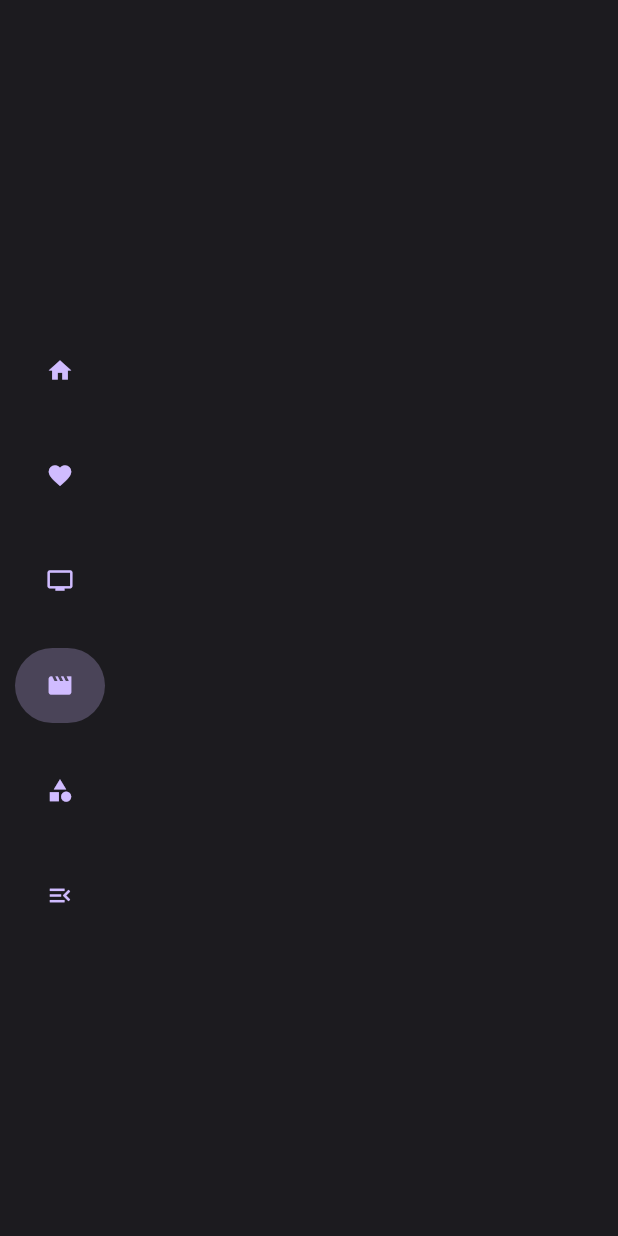
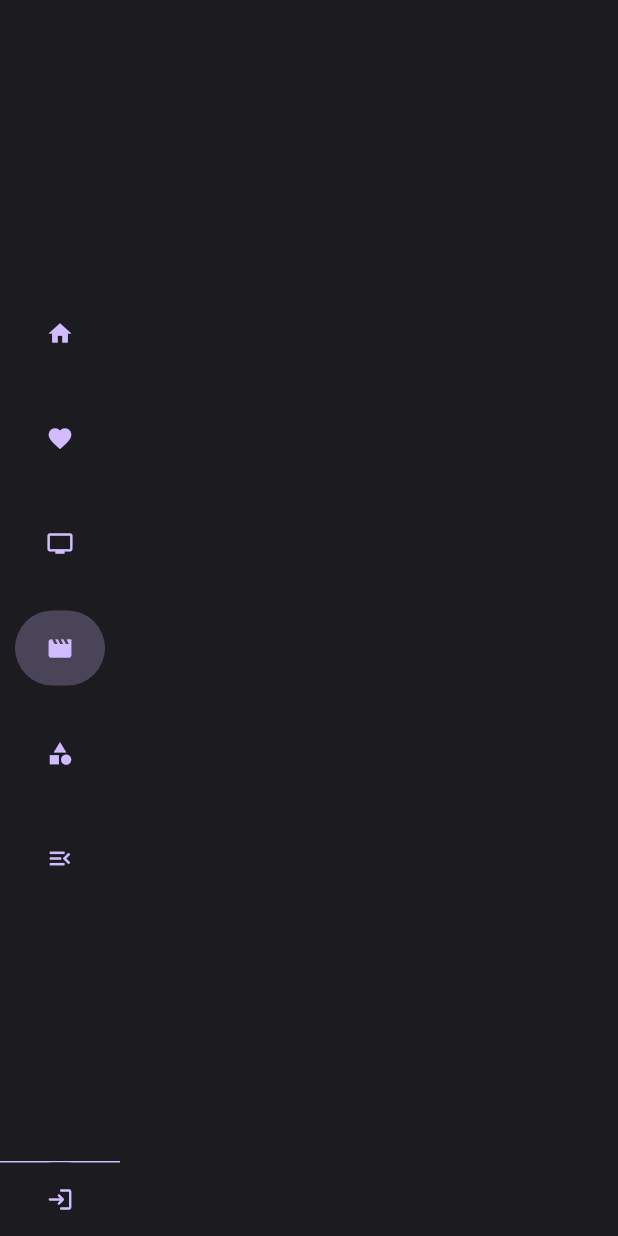
Before and after one commit to ardyhim/flutter_themoviedb, a Flutter app: the MoviePage screen opened by its route, on a phone screen of 412 x 824 dp. Run offline on Flutter 3.47's test engine with Material 2 defaults, Android fonts, the phone set to English and light mode, and no system bars; our stand-ins replace flutter_riverpod, go_router, shimmer; missing offline and left inert: tmdb_api; network calls fail.

Commit message:
login ui

```diff
--- a/lib/routes/router.dart
+++ b/lib/routes/router.dart
@@ -1,12 +1,18 @@
 import 'package:go_router/go_router.dart';
 
 import '../pages/home/home.dart';
+import '../pages/login/login.dart';
 import '../pages/movie/movie.dart';
 import '../pages/movie_detail/detail.dart';
 import '../pages/tv/tv.dart';
 
 final router = GoRouter(
   routes: [
+    GoRoute(
+      path: '/login',
+      name: "login",
+      builder: (context, state) => const LoginPage(),
+    ),
     GoRoute(
       path: '/',
       name: "home",
--- a/lib/shared/drawer_button.dart
+++ b/lib/shared/drawer_button.dart
@@ -26,9 +26,6 @@ class DrawerButton extends StatelessWidget {
 
   @override
   Widget build(BuildContext context) {
-    TextStyle labelText = Theme.of(context).textTheme.button!.copyWith(
-          color: Theme.of(context).colorScheme.onSurfaceVariant,
-        );
     return TextButton(
       onPressed: onPressed,
       style: ButtonStyle(
@@ -127,7 +124,8 @@ class DrawerButton extends StatelessWidget {
               child: Align(
                 alignment: Alignment.center,
                 child: Text(
-                  "$text center",
+                  "$text",
+                  style: Theme.of(context).textTheme.button,
                 ),
               ),
             ),
--- a/lib/shared/sidebar.dart
+++ b/lib/shared/sidebar.dart
@@ -25,6 +25,11 @@ class Sidebar extends ConsumerWidget {
           height: size.height,
           child: Container(
             color: Theme.of(context).colorScheme.surface,
+            // padding: const EdgeInsets.symmetric(horizontal: 10),
+            child: Column(
+              children: [
+                Expanded(
+                  child: Padding(
                     padding: const EdgeInsets.symmetric(horizontal: 10),
                     child: Column(
                       crossAxisAlignment: CrossAxisAlignment.stretch,
@@ -40,7 +45,8 @@ class Sidebar extends ConsumerWidget {
                             margin: const EdgeInsets.only(top: 20),
                             child: isSidebar
                                 ? DrawerButton(
-                            active: router.location == "/" ? true : false,
+                                    active:
+                                        router.location == "/" ? true : false,
                                     onPressed: () => router.goNamed("home"),
                                     text: "Home",
                                     icon: const Icon(
@@ -48,7 +54,8 @@ class Sidebar extends ConsumerWidget {
                                     ),
                                   )
                                 : CustomIconButton(
-                            active: router.location == "/" ? true : false,
+                                    active:
+                                        router.location == "/" ? true : false,
                                     icon: const Icon(Icons.home),
                                     onPressed: () => router.goNamed("home"),
                                   ),
@@ -62,8 +69,9 @@ class Sidebar extends ConsumerWidget {
                             margin: const EdgeInsets.only(top: 20),
                             child: isSidebar
                                 ? DrawerButton(
-                            active:
-                                router.location == "/favorite" ? true : false,
+                                    active: router.location == "/favorite"
+                                        ? true
+                                        : false,
                                     onPressed: () {
                                       router.goNamed(
                                         "detail_movie",
@@ -78,8 +86,9 @@ class Sidebar extends ConsumerWidget {
                                     ),
                                   )
                                 : CustomIconButton(
-                            active:
-                                router.location == "/favorite" ? true : false,
+                                    active: router.location == "/favorite"
+                                        ? true
+                                        : false,
                                     icon: const Icon(Icons.favorite),
                                     onPressed: () {
                                       router.goNamed(
@@ -100,7 +109,8 @@ class Sidebar extends ConsumerWidget {
                             margin: const EdgeInsets.only(top: 20),
                             child: isSidebar
                                 ? DrawerButton(
-                            active: router.location == "/tv" ? true : false,
+                                    active:
+                                        router.location == "/tv" ? true : false,
                                     onPressed: () {
                                       router.goNamed(
                                         "tv",
@@ -112,7 +122,8 @@ class Sidebar extends ConsumerWidget {
                                     ),
                                   )
                                 : CustomIconButton(
-                            active: router.location == "/tv" ? true : false,
+                                    active:
+                                        router.location == "/tv" ? true : false,
                                     icon: const Icon(Icons.tv),
                                     onPressed: () {
                                       router.goNamed("tv");
@@ -128,7 +139,9 @@ class Sidebar extends ConsumerWidget {
                             margin: const EdgeInsets.only(top: 20),
                             child: isSidebar
                                 ? DrawerButton(
-                            active: router.location == "/movies" ? true : false,
+                                    active: router.location == "/movies"
+                                        ? true
+                                        : false,
                                     onPressed: () => router.goNamed("movie"),
                                     text: "Movies",
                                     icon: const Icon(
@@ -136,7 +149,9 @@ class Sidebar extends ConsumerWidget {
                                     ),
                                   )
                                 : CustomIconButton(
-                            active: router.location == "/movies" ? true : false,
+                                    active: router.location == "/movies"
+                                        ? true
+                                        : false,
                                     icon: const Icon(Icons.movie),
                                     onPressed: () => router.goNamed("movie"),
                                   ),
@@ -150,8 +165,9 @@ class Sidebar extends ConsumerWidget {
                             margin: const EdgeInsets.only(top: 20),
                             child: isSidebar
                                 ? DrawerButton(
-                            active:
-                                router.location == "/categories" ? true : false,
+                                    active: router.location == "/categories"
+                                        ? true
+                                        : false,
                                     onPressed: () {},
                                     text: "Genres",
                                     icon: const Icon(
@@ -159,8 +175,9 @@ class Sidebar extends ConsumerWidget {
                                     ),
                                   )
                                 : CustomIconButton(
-                            active:
-                                router.location == "/categories" ? true : false,
+                                    active: router.location == "/categories"
+                                        ? true
+                                        : false,
                                     icon: const Icon(Icons.category),
                                     onPressed: () {},
                                   ),
@@ -176,7 +193,8 @@ class Sidebar extends ConsumerWidget {
                                 ? DrawerButton(
                                     active: false,
                                     onPressed: () {
-                              final readSide = ref.read(sidebarProvider.state);
+                                      final readSide =
+                                          ref.read(sidebarProvider.state);
                                       readSide.state = false;
                                     },
                                     text: "Minimize",
@@ -188,9 +206,41 @@ class Sidebar extends ConsumerWidget {
                                     active: false,
                                     icon: const Icon(Icons.menu_open),
                                     onPressed: () {
-                              final readSide = ref.read(sidebarProvider.state);
+                                      final readSide =
+                                          ref.read(sidebarProvider.state);
                                       readSide.state = true;
                                     },
+                                  ),
+                          ),
+                        ),
+                      ],
+                    ),
+                  ),
+                ),
+                Tooltip(
+                  verticalOffset: 40,
+                  message: "Sign Out",
+                  child: Container(
+                    width: isSidebar ? 300 : 80,
+                    height: 50,
+                    padding: const EdgeInsets.symmetric(horizontal: 10),
+                    decoration: BoxDecoration(
+                      border: Border(
+                        top: BorderSide(
+                            color: Theme.of(context).colorScheme.surfaceTint),
+                      ),
+                    ),
+                    child: isSidebar
+                        ? DrawerButton(
+                            active: router.location == "/login" ? true : false,
+                            onPressed: () => router.goNamed("login"),
+                            text: "Sign Out",
+                            icon: const Icon(Icons.login_rounded),
+                          )
+                        : CustomIconButton(
+                            active: router.location == "/login" ? true : false,
+                            icon: const Icon(Icons.login_rounded),
+                            onPressed: () => router.goNamed("login"),
                           ),
                   ),
                 ),
```
Also changed, not shown: lib/pages/login/login.dart (added, +168 -0 lines), lib/shared/colorSchema.dart (deleted, +0 -54 lines), lib/shared/scrollBehavior.dart (deleted, +0 -13 lines). Lines whose indentation alone changed are shown as unchanged.
